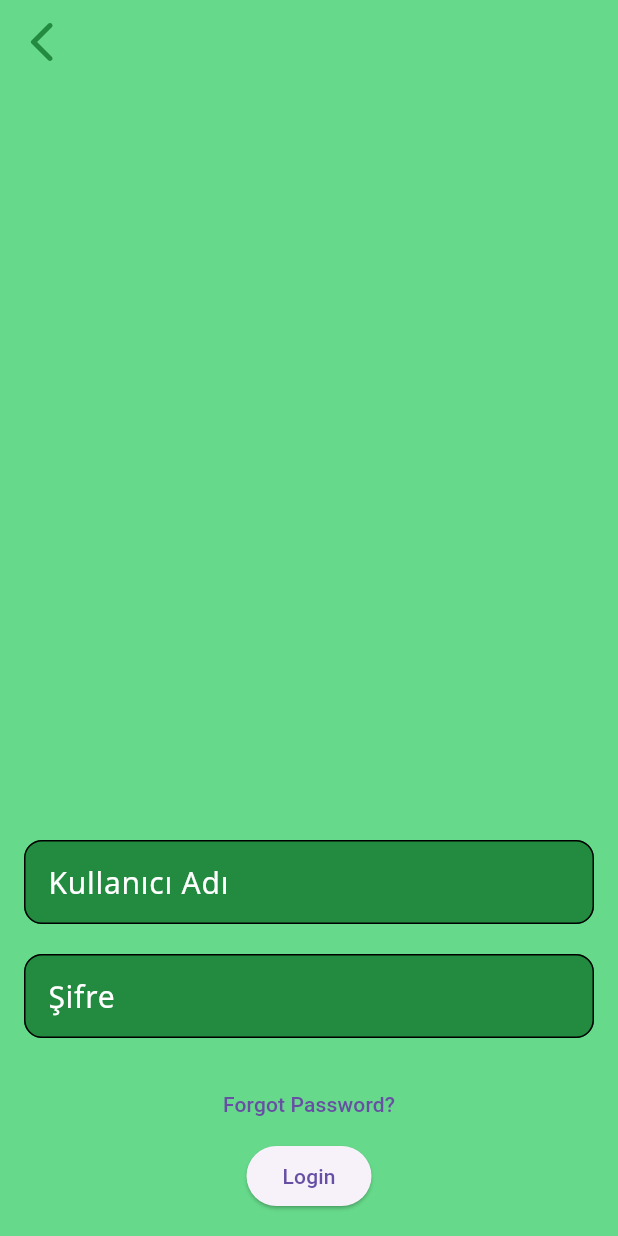
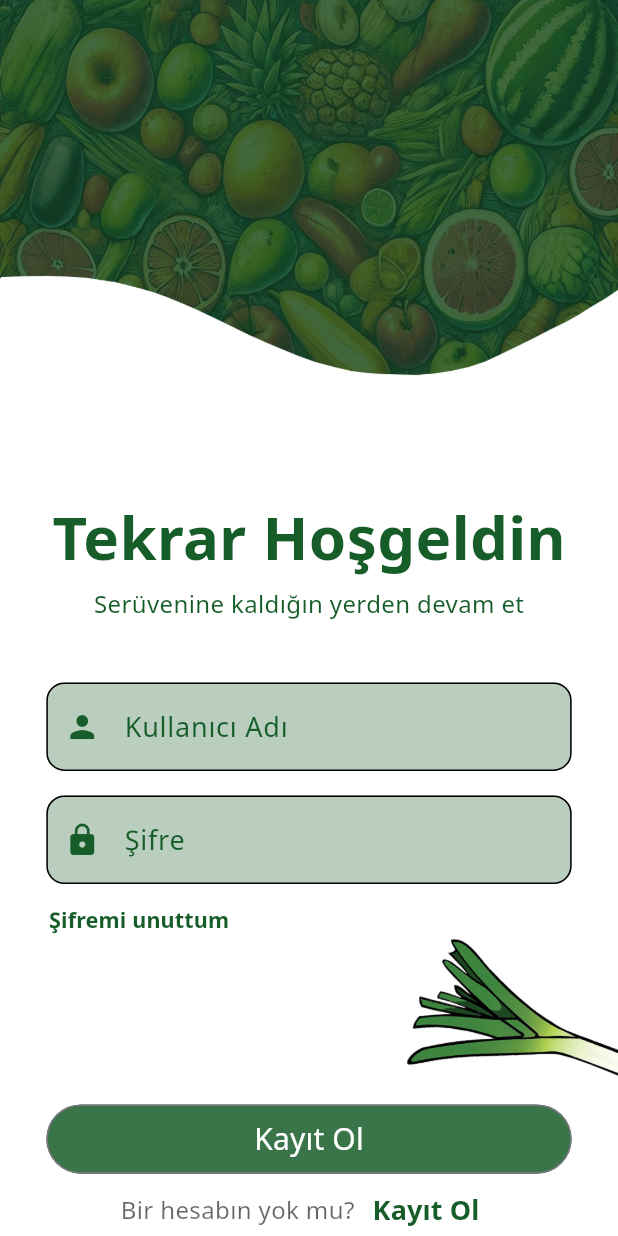
Before and after one commit to Akemeyn/group3flutter_private, a Flutter app: the screen it shows after launch, after a tap on "Zaten bir hesabım var", on a phone screen of 412 x 824 dp. Run offline on Flutter 3.47's test engine with Material 3 defaults, Android fonts, the phone set to English and light mode, and no system bars; our stand-ins replace eva_icons_flutter, get, google_fonts.

Commit message:
second commit

```diff
--- a/lib/screen/loginPart/loginScreen.dart
+++ b/lib/screen/loginPart/loginScreen.dart
@@ -3,63 +3,127 @@ import 'package:nutrijourney/components/colorController.dart';
 import 'package:nutrijourney/components/componentEditor.dart';
 import 'package:get/get.dart';
 
-class LoginScreen extends StatelessWidget {
+class LoginScreen extends StatefulWidget {
   const LoginScreen({super.key});
 
   @override
+  State<LoginScreen> createState() => _LoginScreenState();
+}
+
+class _LoginScreenState extends State<LoginScreen> {
+  double _keyboardVisibleHeight = 0;
+  @override
   Widget build(BuildContext context) {
+    final screenWidth = MediaQuery.of(context).size.width;
+    final screenHeight = MediaQuery.of(context).size.height;
+
+    _keyboardVisibleHeight = MediaQuery.of(context).viewInsets.bottom;
+
     return Scaffold(
-      backgroundColor: ColorController.lightJungleGreen,
-      appBar: AppBar(
-        leading: IconButton(icon: Icon(Icons.arrow_back_ios_new_rounded, color: ColorController.darkJungleGreen,size: 32,),onPressed: () => Get.back(),),
-        centerTitle: true,
-        backgroundColor: ColorController.lightJungleGreen,
-      ),
-      body: Padding(
-        padding: const EdgeInsets.all(16.0),
-        child: Column(
-          mainAxisAlignment: MainAxisAlignment.end,
-          children: [
-            TextField(
-              decoration: InputDecoration(
-                filled: true,
-                fillColor: ColorController.darkJungleGreen,
-                border: ComponentEditor.customInputBorder(),
-                enabledBorder: ComponentEditor.customInputBorder(),
-                focusedBorder: ComponentEditor.customInputBorder(),
-                labelText: 'Kullanıcı Adı',
-                labelStyle: ComponentEditor.specialText(20, Colors.white),
+      resizeToAvoidBottomInset: false,
+      backgroundColor: ColorController.soDarkJungleGreen,
+      body: Container(
+        height: screenHeight,
+        width: screenWidth,
+        decoration: const BoxDecoration(
+          image: DecorationImage(
+            image: AssetImage('assets/loginScreen.png'),
+            fit: BoxFit.cover,
           ),
         ),
-            ComponentEditor.emptySpace(20),
-            TextField(
-              decoration: InputDecoration(
-                filled: true,
-                fillColor: ColorController.darkJungleGreen,
-                border: ComponentEditor.customInputBorder(),
-                enabledBorder: ComponentEditor.customInputBorder(),
-                focusedBorder: ComponentEditor.customInputBorder(),
-                labelText: 'Şifre',
-                labelStyle: ComponentEditor.specialText(20, Colors.white),
+        child: AnimatedContainer(
+          duration: const Duration(milliseconds: 300),
+          padding: EdgeInsets.only(top: screenHeight * 0.4 - _keyboardVisibleHeight * 0.26),
+          child: SingleChildScrollView(
+            child: Column(
+              children: [
+                Text("Tekrar Hoşgeldin",
+                    style: ComponentEditor.specialText(40, ColorController.soDarkJungleGreen, FontWeight.bold)),
+                ComponentEditor.emptySpace(screenHeight * 0.005),
+                Text("Serüvenine kaldığın yerden devam et",
+                    style: ComponentEditor.specialText(16, ColorController.soDarkJungleGreen)),
+                ComponentEditor.emptySpace(screenHeight * 0.05),
+                Container(
+                  padding: EdgeInsets.symmetric(horizontal: screenWidth * 0.075),
+                  child: ComponentEditor.textFieldInStart(
+                    "Kullanıcı Adı",
+                    const Icon(
+                      Icons.person,
+                      color: ColorController.soDarkJungleGreen,
                     ),
-              obscureText: true,
                   ),
-            ComponentEditor.emptySpace(20),
+                ),
+                ComponentEditor.emptySpace(screenHeight * 0.02),
+                Container(
+                  padding: EdgeInsets.symmetric(horizontal: screenWidth * 0.075),
+                  child: ComponentEditor.textFieldInStart(
+                    "Şifre",
+                    const Icon(
+                      Icons.lock,
+                      color: ColorController.soDarkJungleGreen,
+                    ),
+                  ),
+                ),
+                Padding(
+                  padding: EdgeInsets.symmetric(horizontal: screenWidth * 0.05),
+                  child: Row(
+                    children: [
                       TextButton(
                         onPressed: () {
                           // Forgot Password butonuna tıklanınca yapılacak işlemler
                         },
-              child: const Text('Forgot Password?'),
+                        child: Text(
+                          'Şifremi unuttum',
+                          style: ComponentEditor.specialText(
+                              screenWidth * 0.035, ColorController.soDarkJungleGreen, FontWeight.bold),
                         ),
-            ElevatedButton(
+                      ),
+                    ],
+                  ),
+                ),
+                ComponentEditor.emptySpace(screenHeight * 0.12),
+                SizedBox(
+                  width: screenWidth * 0.85,
+                  height: screenHeight * 0.056,
+                  child: OutlinedButton(
                     onPressed: () {
-                // Login butonuna tıklanınca yapılacak işlemler
+                      // Add register logic
                     },
-              child: const Text('Login'),
-
+                    style: ButtonStyle(
+                      backgroundColor:
+                          WidgetStateProperty.all<Color>(ColorController.soDarkJungleGreen.withOpacity(0.85)),
+                      shape: WidgetStateProperty.all<RoundedRectangleBorder>(
+                        RoundedRectangleBorder(
+                          borderRadius: BorderRadius.circular(24.0),
                         ),
-
+                      ),
+                    ),
+                    child: Text(
+                      'Kayıt Ol',
+                      style: ComponentEditor.specialText(20, Colors.white),
+                    ),
+                  ),
+                ),
+                Row(
+                  mainAxisAlignment: MainAxisAlignment.center,
+                  children: [
+                    Text(
+                      "Bir hesabın yok mu?",
+                      style: ComponentEditor.specialText(16, Colors.black.withOpacity(0.6)),
+                    ),
+                    TextButton(
+                        onPressed: () {
+                          Get.to(const LoginScreen());
+                        },
+                        child: Text(
+                          "Kayıt Ol",
+                          style: ComponentEditor.specialText(18, ColorController.soDarkJungleGreen, FontWeight.bold),
+                        ))
                   ],
+                ),
+              ],
+            ),
+          ),
         ),
       ),
     );
--- a/lib/screen/loginPart/registerScreen.dart
+++ b/lib/screen/loginPart/registerScreen.dart
@@ -12,6 +12,7 @@ class RegisterScreen extends StatelessWidget {
     final screenHeight = MediaQuery.of(context).size.height;
 
     return Scaffold(
+      resizeToAvoidBottomInset: false,
       body: Container(
         height: screenHeight,
         width: screenWidth,
@@ -21,6 +22,7 @@ class RegisterScreen extends StatelessWidget {
             fit: BoxFit.cover,
           ),
         ),
+        child: SingleChildScrollView(
           child: Column(
             mainAxisAlignment: MainAxisAlignment.start,
             children: [
@@ -95,7 +97,8 @@ class RegisterScreen extends StatelessWidget {
                     // Add register logic
                   },
                   style: ButtonStyle(
-                  backgroundColor: WidgetStateProperty.all<Color>(ColorController.soDarkJungleGreen.withOpacity(0.85)),
+                    backgroundColor:
+                        WidgetStateProperty.all<Color>(ColorController.soDarkJungleGreen.withOpacity(0.85)),
                     shape: WidgetStateProperty.all<RoundedRectangleBorder>(
                       RoundedRectangleBorder(
                         borderRadius: BorderRadius.circular(24.0),
@@ -140,14 +143,20 @@ class RegisterScreen extends StatelessWidget {
                     "Halihazırda bir hesabın var mı?",
                     style: ComponentEditor.specialText(16, Colors.black.withOpacity(0.6)),
                   ),
-                TextButton(onPressed: () {
+                  TextButton(
+                      onPressed: () {
                         Get.to(const LoginScreen());
-                }, child: Text("Giriş Yap", style: ComponentEditor.specialText(18, ColorController.soDarkJungleGreen, FontWeight.bold),))
+                      },
+                      child: Text(
+                        "Giriş Yap",
+                        style: ComponentEditor.specialText(18, ColorController.soDarkJungleGreen, FontWeight.bold),
+                      ))
                 ],
               ),
             ],
           ),
         ),
+      ),
     );
   }
 }
--- a/lib/screen/loginPart/welcomeScreen.dart
+++ b/lib/screen/loginPart/welcomeScreen.dart
@@ -14,7 +14,7 @@ class WelcomeScreen extends StatelessWidget {
     final screenHeight = MediaQuery.of(context).size.height;
 
     return Scaffold(
-      backgroundColor: Color.fromARGB(255, 15, 83, 34),
+      backgroundColor: ColorController.soDarkJungleGreen,
       body: Container(
         height: screenHeight,
         width: screenWidth,
@@ -22,7 +22,7 @@ class WelcomeScreen extends StatelessWidget {
           image: DecorationImage(
             image: AssetImage('assets/background.png'),
             fit: BoxFit.cover,
-            opacity: 0.175,
+            opacity: 0.150,
           ),
         ),
         child: Center(
```
Also changed, not shown: assets/loginScreen.png (added). Lines whose indentation alone changed are shown as unchanged.
